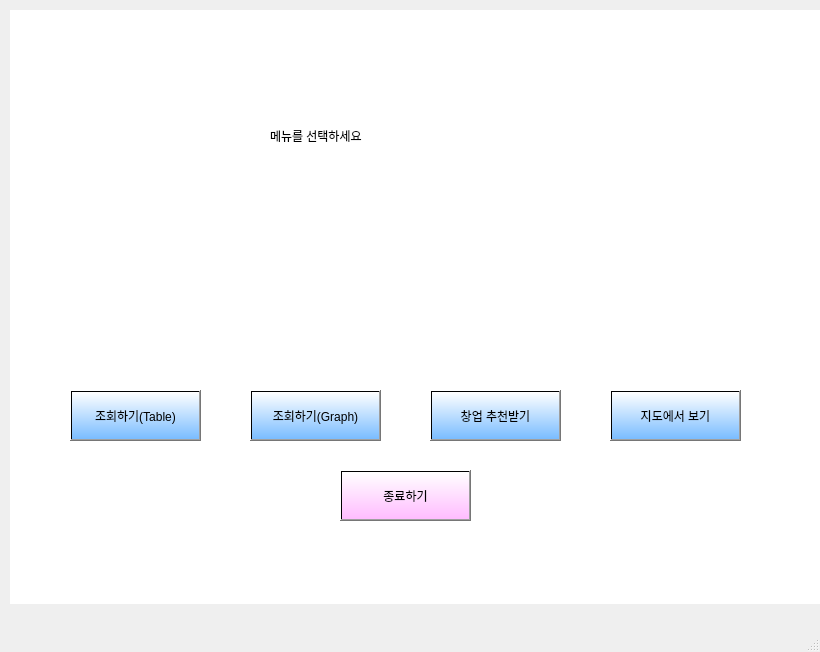
First picture: the form in MainProgram/ui/mainscene.ui, repository codepearl/Ajou-2021-1, before the edit.
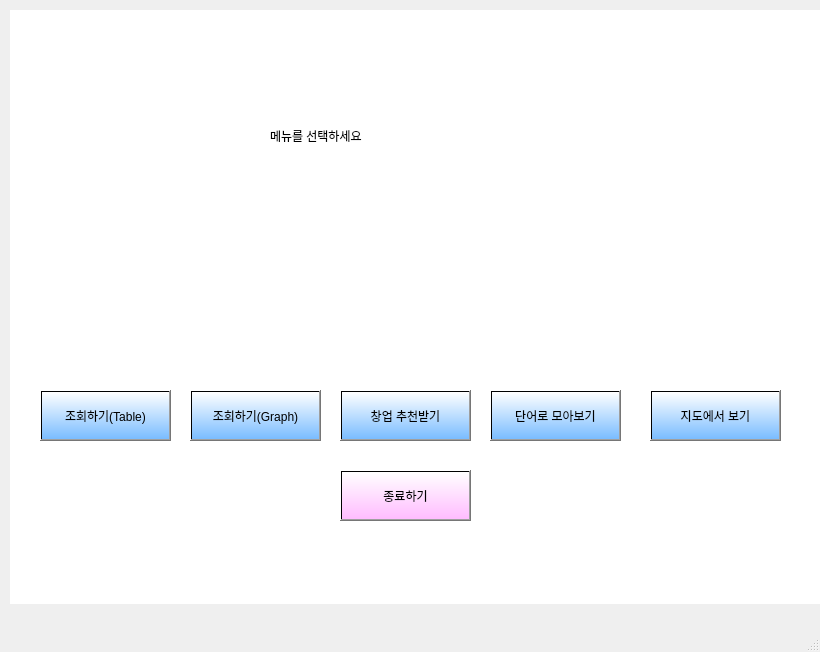
Second picture: the form after the edit.

```diff
--- a/MainProgram/ui/mainscene.ui
+++ b/MainProgram/ui/mainscene.ui
@@ -45,7 +45,7 @@
     <widget class="QPushButton" name="tableButton">
      <property name="geometry">
       <rect>
-       <x>60</x>
+       <x>30</x>
        <y>380</y>
        <width>131</width>
        <height>51</height>
@@ -62,7 +62,7 @@
     <widget class="QPushButton" name="graphButton">
      <property name="geometry">
       <rect>
-       <x>240</x>
+       <x>180</x>
        <y>380</y>
        <width>131</width>
        <height>51</height>
@@ -79,7 +79,7 @@
     <widget class="QPushButton" name="recommendButton">
      <property name="geometry">
       <rect>
-       <x>420</x>
+       <x>330</x>
        <y>380</y>
        <width>131</width>
        <height>51</height>
@@ -96,7 +96,7 @@
     <widget class="QPushButton" name="mapButton">
      <property name="geometry">
       <rect>
-       <x>600</x>
+       <x>640</x>
        <y>380</y>
        <width>131</width>
        <height>51</height>
@@ -127,6 +127,23 @@
       <string>종료하기</string>
      </property>
     </widget>
+    <widget class="QPushButton" name="wcButton">
+     <property name="geometry">
+      <rect>
+       <x>480</x>
+       <y>380</y>
+       <width>131</width>
+       <height>51</height>
+      </rect>
+     </property>
+     <property name="styleSheet">
+      <string notr="true">font: 9pt &quot;맑은 고딕&quot;;
+background-color:qlineargradient(spread:pad, x0:1, y0:1, x0:1, y1:1, stop:0 rgba(85, 170, 255, 200), stop:1 rgba(255, 255, 255, 200))</string>
+     </property>
+     <property name="text">
+      <string>단어로 모아보기</string>
+     </property>
+    </widget>
    </widget>
   </widget>
   <widget class="QMenuBar" name="menubar">
```
